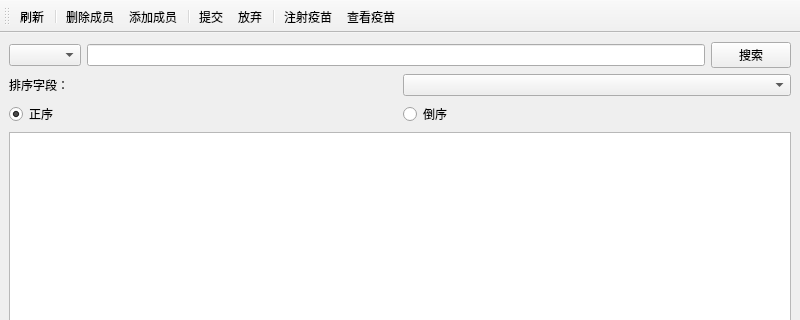
LiYulin-s/CommunityVaccine, file mainwindow.ui: the form before one commit; both pictures show x 0 to 800 and y 0 to 320 of the 800 by 600 pixel window.
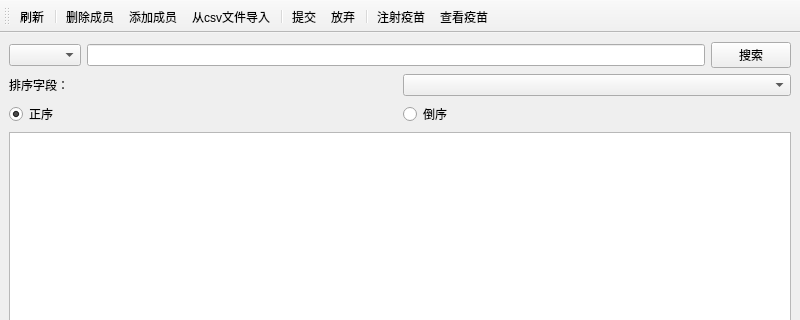
The form after the commit. Icons and pictures are not drawn.

Commit message: 支持从CSV导入

Patch:
```diff
--- a/mainwindow.ui
+++ b/mainwindow.ui
@@ -117,6 +117,7 @@
    <addaction name="separator"/>
    <addaction name="actRemove"/>
    <addaction name="actAdd"/>
+   <addaction name="actRead"/>
    <addaction name="separator"/>
    <addaction name="actCommit"/>
    <addaction name="actGiveUp"/>
@@ -212,6 +213,15 @@
     <string>Esc</string>
    </property>
   </action>
+  <action name="actRead">
+   <property name="icon">
+    <iconset resource="icons.qrc">
+     <normaloff>:/load.png</normaloff>:/load.png</iconset>
+   </property>
+   <property name="text">
+    <string>从csv文件导入</string>
+   </property>
+  </action>
  </widget>
  <resources>
   <include location="icons.qrc"/>
```
Left out of the diff: 3 changed lines with no effect on the pictures. The commit also changes 6 other files.
